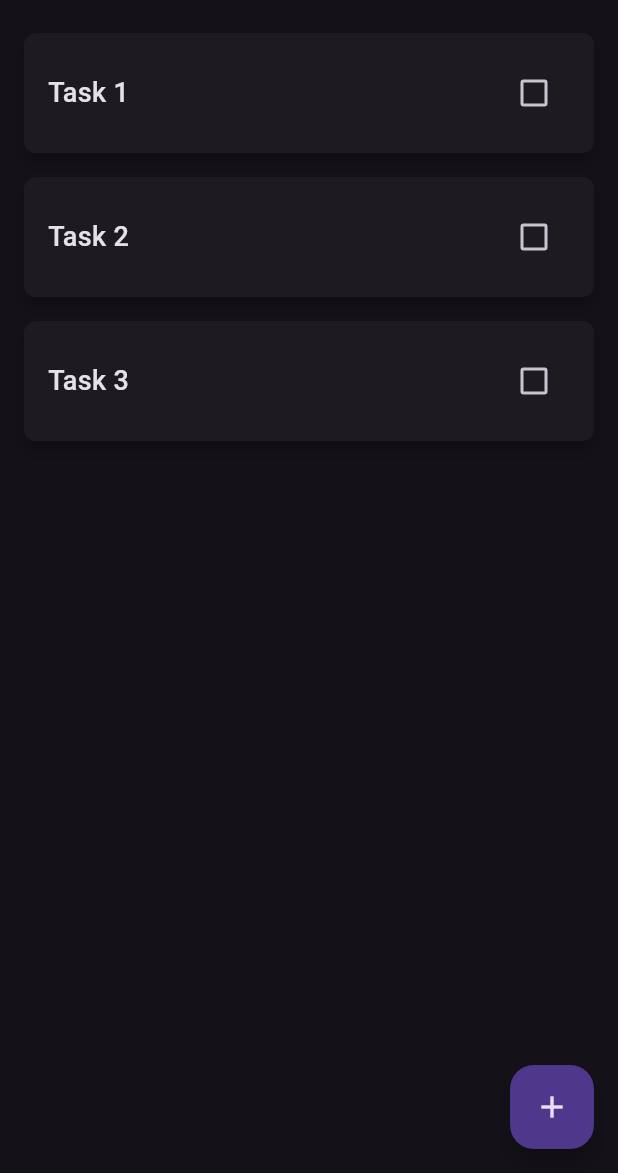
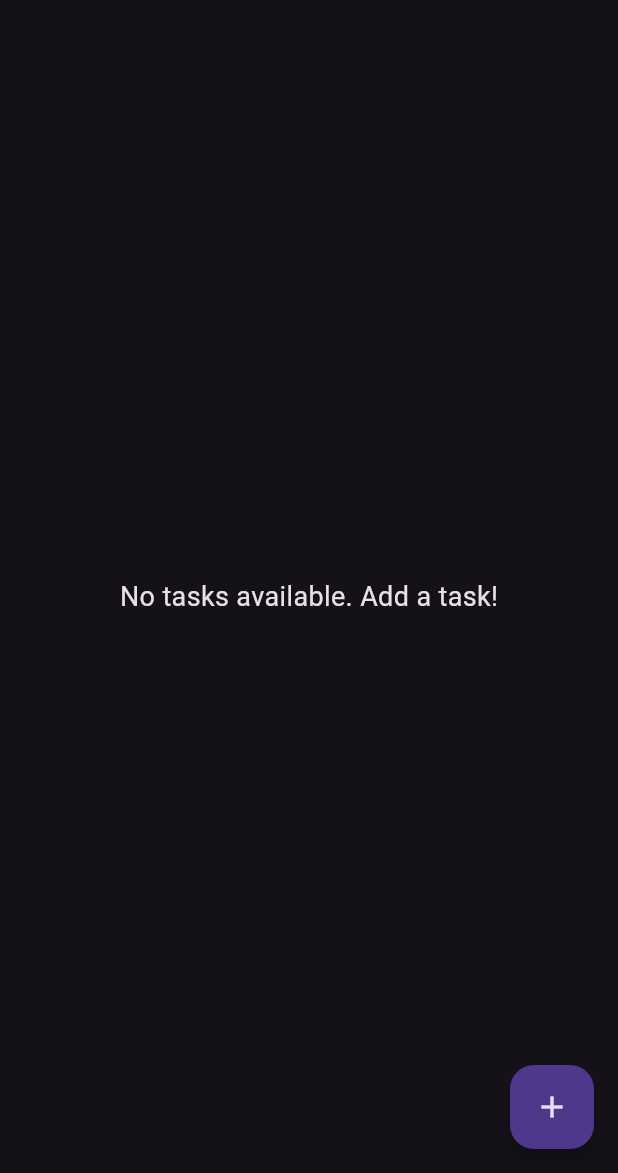
Before and after one commit to RonaldDev0/TaskFlow, a Flutter app: the screen it shows after launch, on a phone screen of 412 x 824 dp, the part 63-1236 px from its top. Run offline on Flutter 3.47's test engine with Material 3 defaults, Android fonts, the phone set to English and light mode, and no system bars; our stand-ins replace hive, hive_flutter; accounts and stored records are empty.

Commit message:
feat: save and read to-dos

```diff
--- a/lib/task/list.dart
+++ b/lib/task/list.dart
@@ -1,4 +1,5 @@
 import 'package:flutter/material.dart';
+import 'package:hive_flutter/hive_flutter.dart';
 import 'card.dart';
 
 class TaskList extends StatefulWidget {
@@ -9,26 +10,45 @@ class TaskList extends StatefulWidget {
 }
 
 class TaskListWidgetState extends State<TaskList> {
-  // Sample task data with initial checkbox state
-  final List<Map<String, dynamic>> tasks = [
-    {'title': 'Task 1', 'isChecked': false},
-    {'title': 'Task 2', 'isChecked': false},
-    {'title': 'Task 3', 'isChecked': false},
-  ];
+  late Box todosBox;
+
+  @override
+  void initState() {
+    super.initState();
+    todosBox = Hive.box('todos');
+  }
 
   @override
   Widget build(BuildContext context) {
+    return ValueListenableBuilder(
+      valueListenable: todosBox.listenable(),
+      builder: (context, Box box, _) {
+
+        if (box.isEmpty) {
+          return const Center(
+            child: Text(
+              'No tasks available. Add a task!',
+              style: TextStyle(fontSize: 18),
+            ),
+          );
+        }
+
         return ListView.builder(
-      itemCount: tasks.length,
+          itemCount: box.length,
           itemBuilder: (context, index) {
-        final task = tasks[index];
+
+            final task = Map<String, dynamic>.from(box.getAt(index));
+
             return TaskCard(
               title: task['title'],
-          isChecked: task['isChecked'],
+              isChecked: task['completed'],
               onChanged: (bool? value) {
                 setState(() {
                   task['isChecked'] = value;
+                  box.putAt(index, task);
                 });
+              },
+            );
           },
         );
       },
--- a/pubspec.yaml
+++ b/pubspec.yaml
@@ -11,13 +11,13 @@ environment:
 dependencies:
   flutter:
     sdk: flutter
-
   cupertino_icons: ^1.0.8
+  hive: ^2.2.3
+  hive_flutter: ^1.1.0
 
 dev_dependencies:
   flutter_test:
     sdk: flutter
-
   flutter_lints: ^5.0.0
 
 flutter:
```
Also changed, not shown: lib/main.dart (+6 -1 lines), lib/task/add_task.dart (+46 -6 lines), pubspec.lock. Lines whose indentation alone changed are shown as unchanged.
